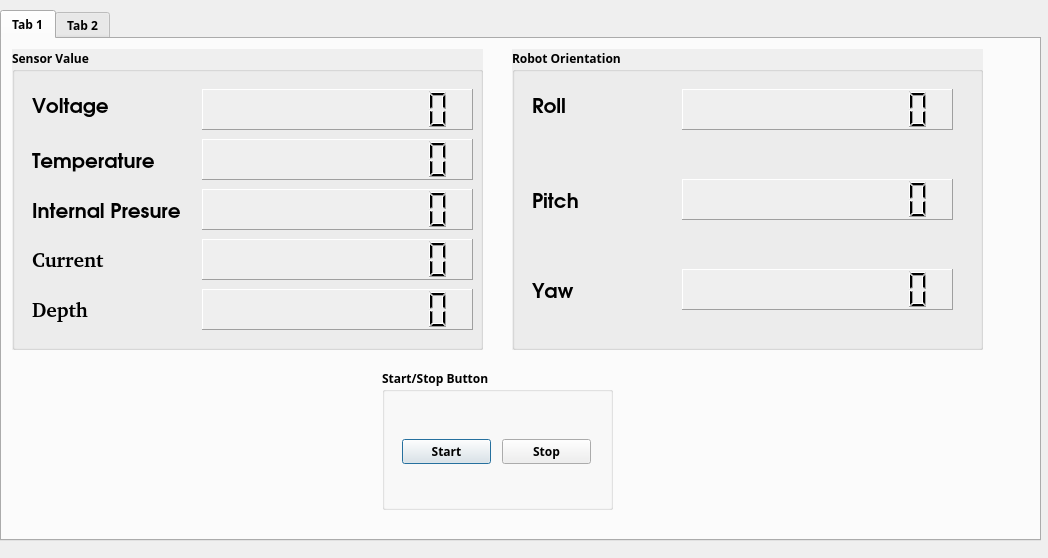
This is gui/krbai.ui in RoboticSAS-KRBAI/robot_biru as Qt 5 draws it before an edit. The edited form follows.
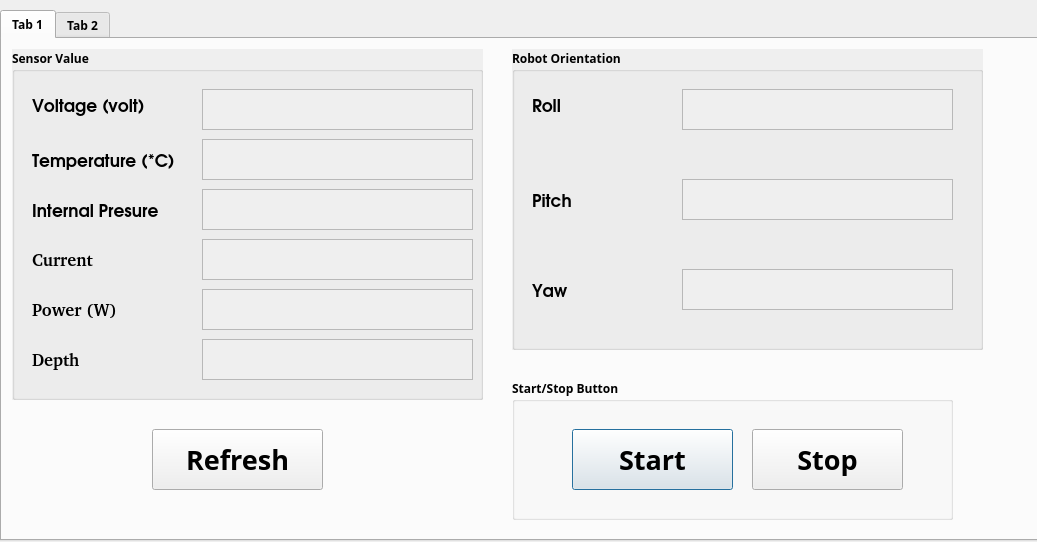
This is the edited form.

```diff
--- a/gui/krbai.ui
+++ b/gui/krbai.ui
@@ -6,8 +6,8 @@
    <rect>
     <x>0</x>
     <y>0</y>
-    <width>1048</width>
-    <height>558</height>
+    <width>1037</width>
+    <height>542</height>
    </rect>
   </property>
   <property name="windowTitle">
@@ -45,9 +45,9 @@
     <widget class="QGroupBox" name="groupBox">
      <property name="geometry">
       <rect>
-       <x>380</x>
-       <y>330</y>
-       <width>231</width>
+       <x>510</x>
+       <y>340</y>
+       <width>441</width>
        <height>141</height>
       </rect>
      </property>
@@ -57,12 +57,17 @@
      <widget class="QPushButton" name="pushButton_Start">
       <property name="geometry">
        <rect>
-        <x>20</x>
-        <y>70</y>
-        <width>89</width>
-        <height>25</height>
+        <x>60</x>
+        <y>50</y>
+        <width>161</width>
+        <height>61</height>
        </rect>
       </property>
+      <property name="font">
+       <font>
+        <pointsize>20</pointsize>
+       </font>
+      </property>
       <property name="text">
        <string>Start</string>
       </property>
@@ -70,12 +75,17 @@
      <widget class="QPushButton" name="pushButton_Stop">
       <property name="geometry">
        <rect>
-        <x>120</x>
-        <y>70</y>
-        <width>89</width>
-        <height>25</height>
+        <x>240</x>
+        <y>50</y>
+        <width>151</width>
+        <height>61</height>
        </rect>
       </property>
+      <property name="font">
+       <font>
+        <pointsize>20</pointsize>
+       </font>
+      </property>
       <property name="text">
        <string>Stop</string>
       </property>
@@ -87,7 +97,7 @@
        <x>10</x>
        <y>10</y>
        <width>471</width>
-       <height>301</height>
+       <height>351</height>
       </rect>
      </property>
      <property name="autoFillBackground">
@@ -114,11 +124,11 @@
       <property name="font">
        <font>
         <family>URW Gothic L</family>
-        <pointsize>15</pointsize>
+        <pointsize>13</pointsize>
        </font>
       </property>
       <property name="text">
-       <string>Voltage</string>
+       <string>Voltage (volt)</string>
       </property>
      </widget>
      <widget class="QLabel" name="label_6">
@@ -126,18 +136,18 @@
        <rect>
         <x>20</x>
         <y>90</y>
-        <width>131</width>
+        <width>171</width>
         <height>41</height>
        </rect>
       </property>
       <property name="font">
        <font>
         <family>URW Gothic L</family>
-        <pointsize>15</pointsize>
+        <pointsize>13</pointsize>
        </font>
       </property>
       <property name="text">
-       <string>Temperature</string>
+       <string>Temperature (*C)</string>
       </property>
      </widget>
      <widget class="QLabel" name="label_7">
@@ -152,7 +162,7 @@
       <property name="font">
        <font>
         <family>URW Gothic L</family>
-        <pointsize>15</pointsize>
+        <pointsize>13</pointsize>
        </font>
       </property>
       <property name="text">
@@ -171,155 +181,203 @@
       <property name="font">
        <font>
         <family>URW Gothic [urw]</family>
-        <pointsize>15</pointsize>
+        <pointsize>13</pointsize>
        </font>
       </property>
       <property name="text">
        <string>Current</string>
       </property>
      </widget>
-     <widget class="QLCDNumber" name="lcdNumber_Voltage">
-      <property name="geometry">
-       <rect>
-        <x>190</x>
-        <y>40</y>
-        <width>271</width>
-        <height>41</height>
-       </rect>
-      </property>
-      <property name="font">
-       <font>
-        <family>Noto Sans Mono CJK SC</family>
-        <pointsize>27</pointsize>
-       </font>
-      </property>
-      <property name="acceptDrops">
-       <bool>false</bool>
-      </property>
-      <property name="autoFillBackground">
-       <bool>true</bool>
-      </property>
-      <property name="frameShape">
-       <enum>QFrame::Panel</enum>
-      </property>
-      <property name="midLineWidth">
-       <number>18</number>
-      </property>
-      <property name="smallDecimalPoint">
-       <bool>false</bool>
-      </property>
-      <property name="digitCount">
-       <number>11</number>
-      </property>
-     </widget>
-     <widget class="QLCDNumber" name="lcdNumber_InternalPresure">
-      <property name="geometry">
-       <rect>
-        <x>190</x>
-        <y>140</y>
-        <width>271</width>
-        <height>41</height>
-       </rect>
-      </property>
-      <property name="font">
-       <font>
-        <family>Noto Sans Mono CJK SC</family>
-        <pointsize>27</pointsize>
-       </font>
-      </property>
-      <property name="acceptDrops">
-       <bool>false</bool>
-      </property>
-      <property name="autoFillBackground">
-       <bool>true</bool>
-      </property>
-      <property name="frameShape">
-       <enum>QFrame::Panel</enum>
-      </property>
-      <property name="midLineWidth">
-       <number>18</number>
-      </property>
-      <property name="smallDecimalPoint">
-       <bool>false</bool>
-      </property>
-      <property name="digitCount">
-       <number>11</number>
-      </property>
-     </widget>
-     <widget class="QLCDNumber" name="lcdNumber_Temperature">
-      <property name="geometry">
-       <rect>
-        <x>190</x>
-        <y>90</y>
-        <width>271</width>
-        <height>41</height>
-       </rect>
-      </property>
-      <property name="font">
-       <font>
-        <family>Noto Sans Mono CJK SC</family>
-        <pointsize>27</pointsize>
-        <underline>false</underline>
-       </font>
-      </property>
-      <property name="acceptDrops">
-       <bool>false</bool>
-      </property>
-      <property name="autoFillBackground">
-       <bool>true</bool>
-      </property>
-      <property name="frameShape">
-       <enum>QFrame::Panel</enum>
-      </property>
-      <property name="midLineWidth">
-       <number>18</number>
-      </property>
-      <property name="smallDecimalPoint">
-       <bool>false</bool>
-      </property>
-      <property name="digitCount">
-       <number>11</number>
-      </property>
-     </widget>
-     <widget class="QLCDNumber" name="lcdNumber_Depth">
-      <property name="geometry">
-       <rect>
-        <x>190</x>
-        <y>240</y>
-        <width>271</width>
-        <height>41</height>
-       </rect>
-      </property>
-      <property name="font">
-       <font>
-        <family>Noto Sans Mono CJK SC</family>
-        <pointsize>27</pointsize>
-       </font>
-      </property>
-      <property name="acceptDrops">
-       <bool>false</bool>
-      </property>
-      <property name="autoFillBackground">
-       <bool>true</bool>
-      </property>
-      <property name="frameShape">
-       <enum>QFrame::Panel</enum>
-      </property>
-      <property name="midLineWidth">
-       <number>18</number>
-      </property>
-      <property name="smallDecimalPoint">
-       <bool>false</bool>
-      </property>
-      <property name="digitCount">
-       <number>11</number>
-      </property>
-     </widget>
      <widget class="QLabel" name="label_16">
       <property name="geometry">
        <rect>
         <x>20</x>
         <y>240</y>
+        <width>151</width>
+        <height>41</height>
+       </rect>
+      </property>
+      <property name="font">
+       <font>
+        <family>URW Gothic [urw]</family>
+        <pointsize>13</pointsize>
+       </font>
+      </property>
+      <property name="text">
+       <string>Power (W)</string>
+      </property>
+     </widget>
+     <widget class="QLabel" name="Voltage_label">
+      <property name="geometry">
+       <rect>
+        <x>190</x>
+        <y>40</y>
+        <width>271</width>
+        <height>41</height>
+       </rect>
+      </property>
+      <property name="font">
+       <font>
+        <family>Yrsa</family>
+        <pointsize>14</pointsize>
+        <italic>false</italic>
+        <kerning>false</kerning>
+       </font>
+      </property>
+      <property name="autoFillBackground">
+       <bool>true</bool>
+      </property>
+      <property name="frameShape">
+       <enum>QFrame::StyledPanel</enum>
+      </property>
+      <property name="frameShadow">
+       <enum>QFrame::Raised</enum>
+      </property>
+      <property name="lineWidth">
+       <number>5</number>
+      </property>
+      <property name="midLineWidth">
+       <number>19</number>
+      </property>
+      <property name="text">
+       <string/>
+      </property>
+      <property name="textFormat">
+       <enum>Qt::AutoText</enum>
+      </property>
+      <property name="scaledContents">
+       <bool>false</bool>
+      </property>
+     </widget>
+     <widget class="QLabel" name="label_3">
+      <property name="geometry">
+       <rect>
+        <x>190</x>
+        <y>90</y>
+        <width>271</width>
+        <height>41</height>
+       </rect>
+      </property>
+      <property name="autoFillBackground">
+       <bool>true</bool>
+      </property>
+      <property name="frameShape">
+       <enum>QFrame::StyledPanel</enum>
+      </property>
+      <property name="frameShadow">
+       <enum>QFrame::Raised</enum>
+      </property>
+      <property name="lineWidth">
+       <number>5</number>
+      </property>
+      <property name="midLineWidth">
+       <number>19</number>
+      </property>
+      <property name="text">
+       <string>TextLabel</string>
+      </property>
+      <property name="scaledContents">
+       <bool>false</bool>
+      </property>
+     </widget>
+     <widget class="QLabel" name="label_4">
+      <property name="geometry">
+       <rect>
+        <x>190</x>
+        <y>190</y>
+        <width>271</width>
+        <height>41</height>
+       </rect>
+      </property>
+      <property name="autoFillBackground">
+       <bool>true</bool>
+      </property>
+      <property name="frameShape">
+       <enum>QFrame::StyledPanel</enum>
+      </property>
+      <property name="frameShadow">
+       <enum>QFrame::Raised</enum>
+      </property>
+      <property name="lineWidth">
+       <number>5</number>
+      </property>
+      <property name="midLineWidth">
+       <number>19</number>
+      </property>
+      <property name="text">
+       <string>TextLabel</string>
+      </property>
+      <property name="scaledContents">
+       <bool>false</bool>
+      </property>
+     </widget>
+     <widget class="QLabel" name="label_9">
+      <property name="geometry">
+       <rect>
+        <x>190</x>
+        <y>140</y>
+        <width>271</width>
+        <height>41</height>
+       </rect>
+      </property>
+      <property name="autoFillBackground">
+       <bool>true</bool>
+      </property>
+      <property name="frameShape">
+       <enum>QFrame::StyledPanel</enum>
+      </property>
+      <property name="frameShadow">
+       <enum>QFrame::Raised</enum>
+      </property>
+      <property name="lineWidth">
+       <number>5</number>
+      </property>
+      <property name="midLineWidth">
+       <number>19</number>
+      </property>
+      <property name="text">
+       <string>TextLabel</string>
+      </property>
+      <property name="scaledContents">
+       <bool>false</bool>
+      </property>
+     </widget>
+     <widget class="QLabel" name="label_10">
+      <property name="geometry">
+       <rect>
+        <x>190</x>
+        <y>240</y>
+        <width>271</width>
+        <height>41</height>
+       </rect>
+      </property>
+      <property name="autoFillBackground">
+       <bool>true</bool>
+      </property>
+      <property name="frameShape">
+       <enum>QFrame::StyledPanel</enum>
+      </property>
+      <property name="frameShadow">
+       <enum>QFrame::Raised</enum>
+      </property>
+      <property name="lineWidth">
+       <number>5</number>
+      </property>
+      <property name="midLineWidth">
+       <number>19</number>
+      </property>
+      <property name="text">
+       <string>TextLabel</string>
+      </property>
+      <property name="scaledContents">
+       <bool>false</bool>
+      </property>
+     </widget>
+     <widget class="QLabel" name="label_18">
+      <property name="geometry">
+       <rect>
+        <x>20</x>
+        <y>290</y>
         <width>67</width>
         <height>41</height>
        </rect>
@@ -327,14 +385,369 @@
       <property name="font">
        <font>
         <family>URW Gothic [urw]</family>
-        <pointsize>15</pointsize>
+        <pointsize>13</pointsize>
        </font>
       </property>
       <property name="text">
        <string>Depth</string>
       </property>
      </widget>
-     <widget class="QLCDNumber" name="lcdNumber_Current">
+     <widget class="QLabel" name="label_19">
+      <property name="geometry">
+       <rect>
+        <x>190</x>
+        <y>290</y>
+        <width>271</width>
+        <height>41</height>
+       </rect>
+      </property>
+      <property name="autoFillBackground">
+       <bool>true</bool>
+      </property>
+      <property name="frameShape">
+       <enum>QFrame::StyledPanel</enum>
+      </property>
+      <property name="frameShadow">
+       <enum>QFrame::Raised</enum>
+      </property>
+      <property name="lineWidth">
+       <number>5</number>
+      </property>
+      <property name="midLineWidth">
+       <number>19</number>
+      </property>
+      <property name="text">
+       <string>TextLabel</string>
+      </property>
+      <property name="scaledContents">
+       <bool>false</bool>
+      </property>
+     </widget>
+     <widget class="QLabel" name="Depth_label">
+      <property name="geometry">
+       <rect>
+        <x>190</x>
+        <y>290</y>
+        <width>271</width>
+        <height>41</height>
+       </rect>
+      </property>
+      <property name="font">
+       <font>
+        <family>Yrsa</family>
+        <pointsize>14</pointsize>
+        <italic>true</italic>
+       </font>
+      </property>
+      <property name="autoFillBackground">
+       <bool>true</bool>
+      </property>
+      <property name="frameShape">
+       <enum>QFrame::StyledPanel</enum>
+      </property>
+      <property name="frameShadow">
+       <enum>QFrame::Raised</enum>
+      </property>
+      <property name="lineWidth">
+       <number>5</number>
+      </property>
+      <property name="midLineWidth">
+       <number>19</number>
+      </property>
+      <property name="text">
+       <string/>
+      </property>
+      <property name="scaledContents">
+       <bool>false</bool>
+      </property>
+     </widget>
+     <widget class="QGroupBox" name="groupBox_6">
+      <property name="geometry">
+       <rect>
+        <x>500</x>
+        <y>50</y>
+        <width>471</width>
+        <height>301</height>
+       </rect>
+      </property>
+      <property name="autoFillBackground">
+       <bool>true</bool>
+      </property>
+      <property name="title">
+       <string>Robot Orientation</string>
+      </property>
+      <property name="flat">
+       <bool>false</bool>
+      </property>
+      <property name="checkable">
+       <bool>false</bool>
+      </property>
+      <widget class="QLabel" name="label_21">
+       <property name="geometry">
+        <rect>
+         <x>20</x>
+         <y>40</y>
+         <width>151</width>
+         <height>31</height>
+        </rect>
+       </property>
+       <property name="font">
+        <font>
+         <family>URW Gothic L</family>
+         <pointsize>15</pointsize>
+        </font>
+       </property>
+       <property name="text">
+        <string>Roll</string>
+       </property>
+      </widget>
+      <widget class="QLabel" name="label_22">
+       <property name="geometry">
+        <rect>
+         <x>20</x>
+         <y>130</y>
+         <width>131</width>
+         <height>41</height>
+        </rect>
+       </property>
+       <property name="font">
+        <font>
+         <family>URW Gothic L</family>
+         <pointsize>15</pointsize>
+        </font>
+       </property>
+       <property name="text">
+        <string>Pitch</string>
+       </property>
+      </widget>
+      <widget class="QLabel" name="label_23">
+       <property name="geometry">
+        <rect>
+         <x>20</x>
+         <y>210</y>
+         <width>151</width>
+         <height>61</height>
+        </rect>
+       </property>
+       <property name="font">
+        <font>
+         <family>URW Gothic L</family>
+         <pointsize>15</pointsize>
+        </font>
+       </property>
+       <property name="text">
+        <string>Yaw</string>
+       </property>
+      </widget>
+      <widget class="QLabel" name="label_24">
+       <property name="geometry">
+        <rect>
+         <x>170</x>
+         <y>40</y>
+         <width>271</width>
+         <height>41</height>
+        </rect>
+       </property>
+       <property name="autoFillBackground">
+        <bool>true</bool>
+       </property>
+       <property name="frameShape">
+        <enum>QFrame::StyledPanel</enum>
+       </property>
+       <property name="frameShadow">
+        <enum>QFrame::Raised</enum>
+       </property>
+       <property name="lineWidth">
+        <number>5</number>
+       </property>
+       <property name="midLineWidth">
+        <number>19</number>
+       </property>
+       <property name="text">
+        <string>TextLabel</string>
+       </property>
+       <property name="scaledContents">
+        <bool>false</bool>
+       </property>
+      </widget>
+      <widget class="QLabel" name="label_25">
+       <property name="geometry">
+        <rect>
+         <x>170</x>
+         <y>130</y>
+         <width>271</width>
+         <height>41</height>
+        </rect>
+       </property>
+       <property name="autoFillBackground">
+        <bool>true</bool>
+       </property>
+       <property name="frameShape">
+        <enum>QFrame::StyledPanel</enum>
+       </property>
+       <property name="frameShadow">
+        <enum>QFrame::Raised</enum>
+       </property>
+       <property name="lineWidth">
+        <number>5</number>
+       </property>
+       <property name="midLineWidth">
+        <number>19</number>
+       </property>
+       <property name="text">
+        <string>TextLabel</string>
+       </property>
+       <property name="scaledContents">
+        <bool>false</bool>
+       </property>
+      </widget>
+      <widget class="QLabel" name="label_26">
+       <property name="geometry">
+        <rect>
+         <x>170</x>
+         <y>220</y>
+         <width>271</width>
+         <height>41</height>
+        </rect>
+       </property>
+       <property name="autoFillBackground">
+        <bool>true</bool>
+       </property>
+       <property name="frameShape">
+        <enum>QFrame::StyledPanel</enum>
+       </property>
+       <property name="frameShadow">
+        <enum>QFrame::Raised</enum>
+       </property>
+       <property name="lineWidth">
+        <number>5</number>
+       </property>
+       <property name="midLineWidth">
+        <number>19</number>
+       </property>
+       <property name="text">
+        <string>TextLabel</string>
+       </property>
+       <property name="scaledContents">
+        <bool>false</bool>
+       </property>
+      </widget>
+     </widget>
+     <widget class="QLabel" name="InternalPresure_label">
+      <property name="geometry">
+       <rect>
+        <x>190</x>
+        <y>140</y>
+        <width>271</width>
+        <height>41</height>
+       </rect>
+      </property>
+      <property name="font">
+       <font>
+        <family>Yrsa</family>
+        <pointsize>14</pointsize>
+        <italic>true</italic>
+       </font>
+      </property>
+      <property name="autoFillBackground">
+       <bool>true</bool>
+      </property>
+      <property name="frameShape">
+       <enum>QFrame::StyledPanel</enum>
+      </property>
+      <property name="frameShadow">
+       <enum>QFrame::Raised</enum>
+      </property>
+      <property name="lineWidth">
+       <number>5</number>
+      </property>
+      <property name="midLineWidth">
+       <number>19</number>
+      </property>
+      <property name="text">
+       <string/>
+      </property>
+      <property name="scaledContents">
+       <bool>false</bool>
+      </property>
+     </widget>
+     <widget class="QLabel" name="Temperature_label">
+      <property name="geometry">
+       <rect>
+        <x>190</x>
+        <y>90</y>
+        <width>271</width>
+        <height>41</height>
+       </rect>
+      </property>
+      <property name="font">
+       <font>
+        <family>Yrsa</family>
+        <pointsize>14</pointsize>
+        <italic>true</italic>
+       </font>
+      </property>
+      <property name="autoFillBackground">
+       <bool>true</bool>
+      </property>
+      <property name="frameShape">
+       <enum>QFrame::StyledPanel</enum>
+      </property>
+      <property name="frameShadow">
+       <enum>QFrame::Raised</enum>
+      </property>
+      <property name="lineWidth">
+       <number>5</number>
+      </property>
+      <property name="midLineWidth">
+       <number>19</number>
+      </property>
+      <property name="text">
+       <string/>
+      </property>
+      <property name="scaledContents">
+       <bool>false</bool>
+      </property>
+     </widget>
+     <widget class="QLabel" name="Power_label">
+      <property name="geometry">
+       <rect>
+        <x>190</x>
+        <y>240</y>
+        <width>271</width>
+        <height>41</height>
+       </rect>
+      </property>
+      <property name="font">
+       <font>
+        <family>Yrsa</family>
+        <pointsize>14</pointsize>
+        <italic>true</italic>
+       </font>
+      </property>
+      <property name="autoFillBackground">
+       <bool>true</bool>
+      </property>
+      <property name="frameShape">
+       <enum>QFrame::StyledPanel</enum>
+      </property>
+      <property name="frameShadow">
+       <enum>QFrame::Raised</enum>
+      </property>
+      <property name="lineWidth">
+       <number>5</number>
+      </property>
+      <property name="midLineWidth">
+       <number>19</number>
+      </property>
+      <property name="text">
+       <string/>
+      </property>
+      <property name="scaledContents">
+       <bool>false</bool>
+      </property>
+     </widget>
+     <widget class="QLabel" name="Current_label">
       <property name="geometry">
        <rect>
         <x>190</x>
@@ -345,8 +758,9 @@
       </property>
       <property name="font">
        <font>
-        <family>Noto Sans Mono CJK SC</family>
-        <pointsize>27</pointsize>
+        <family>Yrsa</family>
+        <pointsize>14</pointsize>
+        <italic>true</italic>
        </font>
       </property>
       <property name="acceptDrops">
@@ -356,17 +770,23 @@
        <bool>true</bool>
       </property>
       <property name="frameShape">
-       <enum>QFrame::Panel</enum>
+       <enum>QFrame::StyledPanel</enum>
+      </property>
+      <property name="frameShadow">
+       <enum>QFrame::Raised</enum>
+      </property>
+      <property name="lineWidth">
+       <number>5</number>
       </property>
       <property name="midLineWidth">
-       <number>18</number>
+       <number>19</number>
       </property>
-      <property name="smallDecimalPoint">
+      <property name="text">
+       <string/>
+      </property>
+      <property name="scaledContents">
        <bool>false</bool>
       </property>
-      <property name="digitCount">
-       <number>11</number>
-      </property>
      </widget>
     </widget>
     <widget class="QGroupBox" name="groupBox_5">
@@ -402,7 +822,7 @@
       <property name="font">
        <font>
         <family>URW Gothic L</family>
-        <pointsize>15</pointsize>
+        <pointsize>13</pointsize>
        </font>
       </property>
       <property name="text">
@@ -421,7 +841,7 @@
       <property name="font">
        <font>
         <family>URW Gothic L</family>
-        <pointsize>15</pointsize>
+        <pointsize>13</pointsize>
        </font>
       </property>
       <property name="text">
@@ -440,14 +860,14 @@
       <property name="font">
        <font>
         <family>URW Gothic L</family>
-        <pointsize>15</pointsize>
+        <pointsize>13</pointsize>
        </font>
       </property>
       <property name="text">
        <string>Yaw</string>
       </property>
      </widget>
-     <widget class="QLCDNumber" name="lcdNumber_Roll">
+     <widget class="QLabel" name="Roll_label">
       <property name="geometry">
        <rect>
         <x>170</x>
@@ -458,30 +878,72 @@
       </property>
       <property name="font">
        <font>
-        <family>Noto Sans Mono CJK SC</family>
-        <pointsize>27</pointsize>
+        <family>Yrsa</family>
+        <pointsize>14</pointsize>
+        <italic>true</italic>
        </font>
       </property>
-      <property name="acceptDrops">
+      <property name="autoFillBackground">
+       <bool>true</bool>
+      </property>
+      <property name="frameShape">
+       <enum>QFrame::StyledPanel</enum>
+      </property>
+      <property name="frameShadow">
+       <enum>QFrame::Raised</enum>
+      </property>
+      <property name="lineWidth">
+       <number>5</number>
+      </property>
+      <property name="midLineWidth">
+       <number>19</number>
+      </property>
+      <property name="text">
+       <string/>
+      </property>
+      <property name="scaledContents">
        <bool>false</bool>
       </property>
+     </widget>
+     <widget class="QLabel" name="Pitch_label">
+      <property name="geometry">
+       <rect>
+        <x>170</x>
+        <y>130</y>
+        <width>271</width>
+        <height>41</height>
+       </rect>
+      </property>
+      <property name="font">
+       <font>
+        <family>Yrsa</family>
+        <pointsize>14</pointsize>
+        <italic>true</italic>
+       </font>
+      </property>
       <property name="autoFillBackground">
        <bool>true</bool>
       </property>
       <property name="frameShape">
-       <enum>QFrame::Panel</enum>
+       <enum>QFrame::StyledPanel</enum>
       </property>
+      <property name="frameShadow">
+       <enum>QFrame::Raised</enum>
+      </property>
+      <property name="lineWidth">
+       <number>5</number>
+      </property>
       <property name="midLineWidth">
-       <number>18</number>
+       <number>19</number>
       </property>
-      <property name="smallDecimalPoint">
+      <property name="text">
+       <string/>
+      </property>
+      <property name="scaledContents">
        <bool>false</bool>
       </property>
-      <property name="digitCount">
-       <number>11</number>
-      </property>
      </widget>
-     <widget class="QLCDNumber" name="lcdNumber_Yaw">
+     <widget class="QLabel" name="Yaw_label">
       <property name="geometry">
        <rect>
         <x>170</x>
@@ -492,8 +954,9 @@
       </property>
       <property name="font">
        <font>
-        <family>Noto Sans Mono CJK SC</family>
-        <pointsize>27</pointsize>
+        <family>Yrsa</family>
+        <pointsize>14</pointsize>
+        <italic>true</italic>
        </font>
       </property>
       <property name="acceptDrops">
@@ -503,54 +966,43 @@
        <bool>true</bool>
       </property>
       <property name="frameShape">
-       <enum>QFrame::Panel</enum>
+       <enum>QFrame::StyledPanel</enum>
       </property>
-      <property name="midLineWidth">
-       <number>18</number>
+      <property name="frameShadow">
+       <enum>QFrame::Raised</enum>
       </property>
-      <property name="smallDecimalPoint">
-       <bool>false</bool>
+      <property name="lineWidth">
+       <number>5</number>
       </property>
-      <property name="digitCount">
-       <number>11</number>
+      <property name="midLineWidth">
+       <number>19</number>
       </property>
-     </widget>
-     <widget class="QLCDNumber" name="lcdNumber_Pitch">
-      <property name="geometry">
-       <rect>
-        <x>170</x>
-        <y>130</y>
-        <width>271</width>
-        <height>41</height>
-       </rect>
+      <property name="text">
+       <string/>
       </property>
-      <property name="font">
-       <font>
-        <family>Noto Sans Mono CJK SC</family>
-        <pointsize>27</pointsize>
-        <underline>false</underline>
-       </font>
-      </property>
-      <property name="acceptDrops">
+      <property name="scaledContents">
        <bool>false</bool>
       </property>
-      <property name="autoFillBackground">
-       <bool>true</bool>
-      </property>
-      <property name="frameShape">
-       <enum>QFrame::Panel</enum>
-      </property>
-      <property name="midLineWidth">
-       <number>18</number>
-      </property>
-      <property name="smallDecimalPoint">
-       <bool>false</bool>
-      </property>
-      <property name="digitCount">
-       <number>11</number>
-      </property>
      </widget>
     </widget>
+    <widget class="QPushButton" name="Refresh_button">
+     <property name="geometry">
+      <rect>
+       <x>150</x>
+       <y>390</y>
+       <width>171</width>
+       <height>61</height>
+      </rect>
+     </property>
+     <property name="font">
+      <font>
+       <pointsize>20</pointsize>
+      </font>
+     </property>
+     <property name="text">
+      <string>Refresh</string>
+     </property>
+    </widget>
    </widget>
    <widget class="QWidget" name="tab_2">
     <attribute name="title">
```
Left out of the diff: 139 changed lines with no effect on the pictures.
